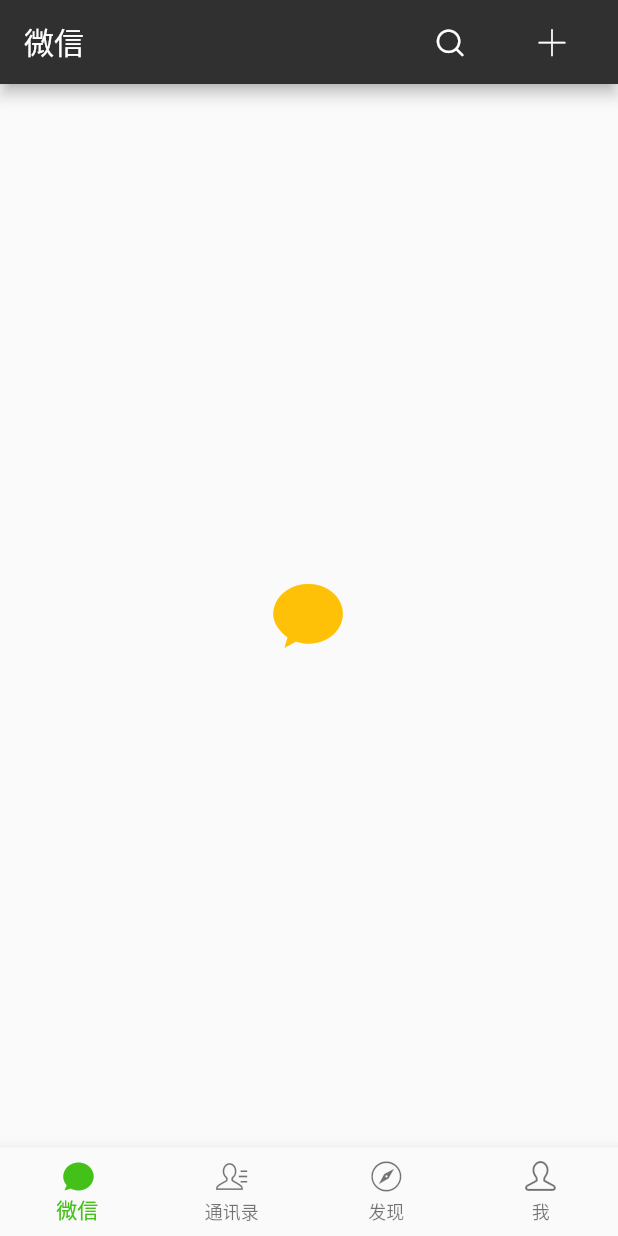
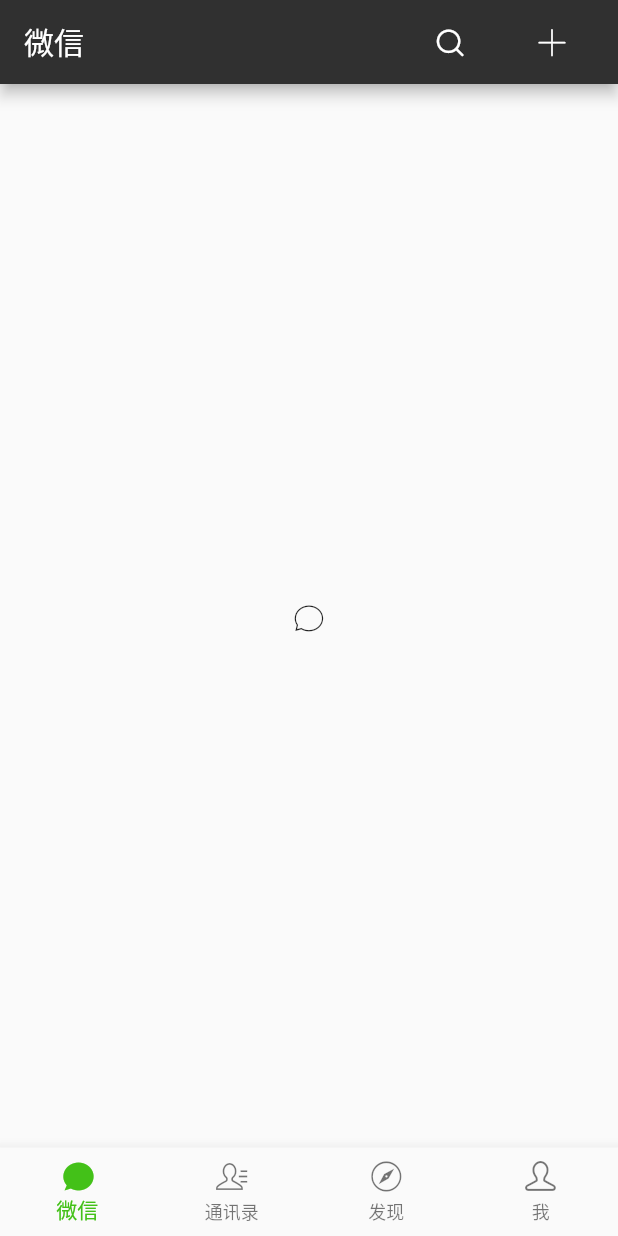
Before and after one commit to MayIGetKepler/flutter_wechat, a Flutter app: the screen it shows after launch, on a phone screen of 412 x 824 dp. Run offline on Flutter 3.47's test engine with Material 2 defaults, Android fonts, the phone set to English and light mode, and no system bars.

Commit message:
新增pageview与底部栏联动

```diff
--- a/lib/constants.dart
+++ b/lib/constants.dart
@@ -2,4 +2,9 @@
 
 class AppColors{
   static const AppBarColor = 0xff303030;
+  static const BottomActiveColor = 0xff43C118;
 }
+
+class Constants{
+  static const IconFontFamily = 'appIconFont';
+}
--- /dev/null
+++ b/lib/home/home_main.dart
@@ -0,0 +1,109 @@
+import 'package:flutter/material.dart';
+import '../constants.dart' show AppColors, Constants;
+import 'page_conversation.dart';
+import 'page_contact.dart';
+import 'page_discover.dart';
+import 'page_mine.dart';
+
+class Home_Main extends StatefulWidget {
+  _Home_MainState createState() => _Home_MainState();
+}
+
+class _Home_MainState extends State<Home_Main> {
+  List<NavigationIconView> _navigationViews;
+  PageController _pageController;
+  List<Widget> _pages;
+  var _currentIndex = 0;
+  @override
+  void initState() {
+    super.initState();
+    _navigationViews = [
+      NavigationIconView(
+          title: '微信',
+          icon: IconData(0xe603, fontFamily: Constants.IconFontFamily),
+          activeIcon: IconData(0xe621, fontFamily: Constants.IconFontFamily)),
+      NavigationIconView(
+          title: '通讯录',
+          icon: IconData(0xe602, fontFamily: Constants.IconFontFamily),
+          activeIcon: IconData(0xe955, fontFamily: Constants.IconFontFamily)),
+      NavigationIconView(
+          title: '发现',
+          icon: IconData(0xe6b9, fontFamily: Constants.IconFontFamily),
+          activeIcon: IconData(0xe6ea, fontFamily: Constants.IconFontFamily)),
+      NavigationIconView(
+          title: '我',
+          icon: IconData(0xe600, fontFamily: Constants.IconFontFamily),
+          activeIcon: IconData(0xe604, fontFamily: Constants.IconFontFamily)),
+    ];
+
+    _pageController = PageController();
+    _pages = [
+      ConversationPage(),
+      ContactPage(),
+      DiscoverPage(),
+      MinePage(),
+    ];
+  }
+
+  @override
+  Widget build(BuildContext context) {
+    final BottomNavigationBar bottomNavBar = BottomNavigationBar(
+      items:
+          _navigationViews.map((NavigationIconView view) => view.item).toList(),
+      onTap: (index) {
+        setState(() {
+          _currentIndex = index;
+          _pageController.jumpToPage(index);
+        });
+      },
+      currentIndex: _currentIndex,
+      type: BottomNavigationBarType.fixed,
+      fixedColor: Color(AppColors.BottomActiveColor),
+    );
+    return Scaffold(
+        appBar: AppBar(
+          title: Text('微信'),
+          actions: <Widget>[
+            IconButton(
+              icon: Icon(
+                IconData(0xe954, fontFamily: Constants.IconFontFamily),
+                size: 20,
+              ),
+              onPressed: () {},
+            ),
+            SizedBox(
+              width: 20,
+            ),
+            PopupMenuButton(
+              icon: Icon(IconData(0xe620, fontFamily: Constants.IconFontFamily),
+                  size: 18),
+              itemBuilder: (context) {},
+            ),
+            SizedBox(
+              width: 20,
+            ),
+          ],
+        ),
+        body: PageView.builder(
+          onPageChanged: (index){
+            setState(()=>_currentIndex=index);
+          },
+          controller: _pageController,
+          itemCount: _pages.length,
+          itemBuilder: (context, index) {
+            return _pages[index];
+          },
+        ),
+        bottomNavigationBar: bottomNavBar);
+  }
+}
+
+class NavigationIconView {
+  final BottomNavigationBarItem item;
+  NavigationIconView(
+      {key: Key, String title, IconData icon, IconData activeIcon})
+      : item = BottomNavigationBarItem(
+            title: Text(title),
+            icon: Icon(icon),
+            activeIcon: Icon(activeIcon));
+}
--- /dev/null
+++ b/lib/home/page_contact.dart
@@ -0,0 +1,10 @@
+import 'package:flutter/material.dart';
+
+class ContactPage extends StatelessWidget {
+  @override
+  Widget build(BuildContext context) {
+    return Container(
+      child: Container(child: Icon(IconData(0xe602, fontFamily: 'appIconfont'),),
+    ));
+  }
+}
--- /dev/null
+++ b/lib/home/page_conversation.dart
@@ -0,0 +1,10 @@
+import 'package:flutter/material.dart';
+
+class ConversationPage extends StatelessWidget {
+  @override
+  Widget build(BuildContext context) {
+    return Container(
+      child: Container(child: Icon(IconData(0xe603, fontFamily: 'appIconfont'),),
+    ));
+  }
+}
--- /dev/null
+++ b/lib/home/page_discover.dart
@@ -0,0 +1,10 @@
+import 'package:flutter/material.dart';
+
+class DiscoverPage extends StatelessWidget {
+  @override
+  Widget build(BuildContext context) {
+    return Container(
+      child: Container(child: Icon(IconData(0xe6b9, fontFamily: 'appIconfont'),),
+    ));
+  }
+}
--- /dev/null
+++ b/lib/home/page_mine.dart
@@ -0,0 +1,10 @@
+import 'package:flutter/material.dart';
+
+class MinePage extends StatelessWidget {
+  @override
+  Widget build(BuildContext context) {
+    return Container(
+      child: Container(child: Icon(IconData(0xe600, fontFamily: 'appIconfont'),),
+    ));
+  }
+}
--- a/lib/main.dart
+++ b/lib/main.dart
@@ -1,5 +1,6 @@
 import 'package:flutter/material.dart';
 import 'package:flutter/services.dart';
+import 'home/home_main.dart';
 import 'constants.dart' show AppColors;
 
 void main(List<String> args) => runApp(MyApp());
@@ -11,84 +12,15 @@ class MyApp extends StatefulWidget {
 class _MyAppState extends State<MyApp> {
   SystemUiOverlayStyle style =
       SystemUiOverlayStyle(statusBarColor: Colors.transparent);
-  List<NavigationIconView> _navigationViews;
-  var _currentIndex = 0;
-  @override
-  void initState() {
-    super.initState();
-    _navigationViews = [
-      NavigationIconView(
-          title: '微信', icon: IconData(0xe603, fontFamily: 'appIconFont'),activeIcon: IconData(0xe621, fontFamily: 'appIconFont')),
-      NavigationIconView(
-          title: '通讯录', icon: IconData(0xe602, fontFamily: 'appIconFont'),activeIcon: IconData(0xe955, fontFamily: 'appIconFont')),
-      NavigationIconView(
-          title: '发现', icon: IconData(0xe6b9, fontFamily: 'appIconFont'),activeIcon: IconData(0xe6ea, fontFamily: 'appIconFont')),
-      NavigationIconView(
-          title: '我', icon: IconData(0xe600, fontFamily: 'appIconFont'),activeIcon: IconData(0xe604, fontFamily: 'appIconFont')),
-    ];
-  }
 
   @override
   Widget build(BuildContext context) {
     SystemChrome.setSystemUIOverlayStyle(style);
-    final BottomNavigationBar bottomNavBar = BottomNavigationBar(
-        items: _navigationViews.map((NavigationIconView view)=>view.item).toList(),
-      onTap: (index) {setState(() {
-              _currentIndex = index;
-            });},
-      currentIndex:_currentIndex,
-      type: BottomNavigationBarType.fixed,
-      fixedColor: Color(0xff43C118),
-    );
-    return Container(
-      child: MaterialApp(
+    return  MaterialApp(
         debugShowCheckedModeBanner: false,
         theme: Theme.of(context)
             .copyWith(primaryColor: Color(AppColors.AppBarColor)),
-        home: Scaffold(
-            appBar: AppBar(
-              title: Text('微信'),
-              actions: <Widget>[
-                IconButton(
-                  icon: Icon(
-                    IconData(0xe954, fontFamily: 'appIconFont'),
-                    size: 20,
-                  ),
-                  onPressed: () {},
-                ),
-                SizedBox(
-                  width: 20,
-                ),
-                PopupMenuButton(
-                  icon: Icon(IconData(0xe620, fontFamily: 'appIconFont'),
-                      size: 18),
-                  itemBuilder: (context) {},
-                ),
-                SizedBox(
-                  width: 20,
-                ),
-              ],
-            ),
-            body: Center(
-                child: Container(
-                    child: Icon(
-              IconData(0xe69e, fontFamily: "appIconFont"),
-              color: Colors.amber,
-              size: 50,
-            ))),
-            bottomNavigationBar: bottomNavBar),
-      ),
+        home: Home_Main(),
     );
   }
 }
-
-class NavigationIconView {
-  final BottomNavigationBarItem item;
-  NavigationIconView(
-      {key: Key, String title, IconData icon, IconData activeIcon})
-      : item = BottomNavigationBarItem(
-          title: Text(title,),
-          icon: Icon(icon,),
-          activeIcon: Icon(activeIcon,)
-        );
-}
```
